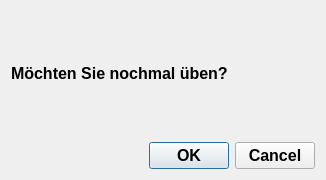
First picture: the form in src/gui/dialogs/game/excercisedialog.ui, repository hrafnass/ANTv2, before the edit.
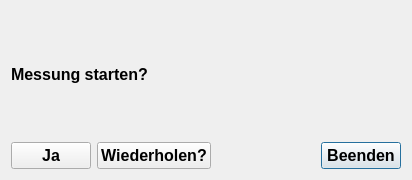
Second picture: the form after the edit.

Commit message: changed excercise dialog to 3 PushButtons from ButtonBox

What changed in the file:
```diff
--- a/src/gui/dialogs/game/excercisedialog.ui
+++ b/src/gui/dialogs/game/excercisedialog.ui
@@ -6,7 +6,7 @@
    <rect>
     <x>0</x>
     <y>0</y>
-    <width>326</width>
+    <width>412</width>
     <height>180</height>
    </rect>
   </property>
@@ -20,24 +20,8 @@
   <property name="windowTitle">
    <string>Weiter üben?</string>
   </property>
-  <layout class="QVBoxLayout" name="verticalLayout">
-   <item>
-    <spacer name="verticalSpacer">
-     <property name="orientation">
-      <enum>Qt::Vertical</enum>
-     </property>
-     <property name="sizeType">
-      <enum>QSizePolicy::MinimumExpanding</enum>
-     </property>
-     <property name="sizeHint" stdset="0">
-      <size>
-       <width>20</width>
-       <height>40</height>
-      </size>
-     </property>
-    </spacer>
-   </item>
-   <item>
+  <layout class="QGridLayout" name="gridLayout">
+   <item row="1" column="0" colspan="2">
     <widget class="QLabel" name="label">
      <property name="font">
       <font>
@@ -48,14 +32,30 @@
       </font>
      </property>
      <property name="text">
-      <string>Möchten Sie nochmal üben?</string>
+      <string>Messung starten?</string>
      </property>
      <property name="scaledContents">
       <bool>false</bool>
      </property>
     </widget>
    </item>
-   <item>
+   <item row="0" column="1">
+    <spacer name="verticalSpacer">
+     <property name="orientation">
+      <enum>Qt::Vertical</enum>
+     </property>
+     <property name="sizeType">
+      <enum>QSizePolicy::MinimumExpanding</enum>
+     </property>
+     <property name="sizeHint" stdset="0">
+      <size>
+       <width>20</width>
+       <height>40</height>
+      </size>
+     </property>
+    </spacer>
+   </item>
+   <item row="2" column="1">
     <spacer name="betweenLabelButtonBoxVerticalSpacer">
      <property name="orientation">
       <enum>Qt::Vertical</enum>
@@ -71,22 +71,39 @@
      </property>
     </spacer>
    </item>
-   <item>
-    <widget class="QDialogButtonBox" name="buttonBox">
-     <property name="font">
-      <font>
-       <pointsize>12</pointsize>
-       <weight>75</weight>
-       <bold>true</bold>
-      </font>
+   <item row="3" column="3">
+    <widget class="QPushButton" name="pushButtonQuit">
+     <property name="text">
+      <string>Beenden</string>
      </property>
+    </widget>
+   </item>
+   <item row="3" column="1">
+    <widget class="QPushButton" name="pushButtonRetry">
+     <property name="text">
+      <string>Wiederholen?</string>
+     </property>
+    </widget>
+   </item>
+   <item row="3" column="0">
+    <widget class="QPushButton" name="pushButtonMeasure">
+     <property name="text">
+      <string>Ja</string>
+     </property>
+    </widget>
+   </item>
+   <item row="1" column="2">
+    <spacer name="horizontalSpacer">
      <property name="orientation">
       <enum>Qt::Horizontal</enum>
      </property>
-     <property name="standardButtons">
-      <set>QDialogButtonBox::Cancel|QDialogButtonBox::Ok</set>
+     <property name="sizeHint" stdset="0">
+      <size>
+       <width>40</width>
+       <height>20</height>
+      </size>
      </property>
-    </widget>
+    </spacer>
    </item>
   </layout>
  </widget>
```
Left out of the diff: 51 changed lines with no effect on the pictures. The commit also changes 5 other files.
